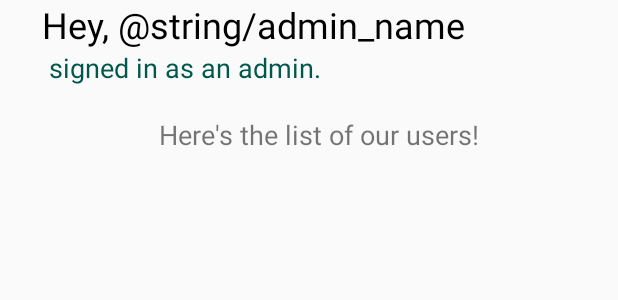
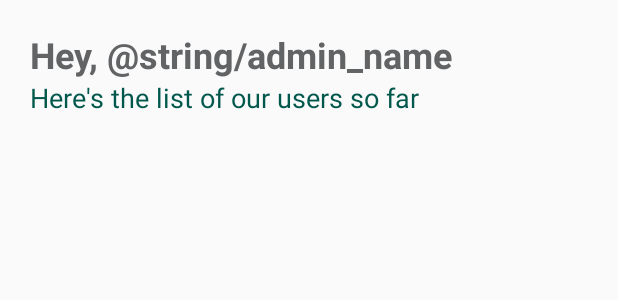
Before and after one commit to Aisha-K/android-school-project, an Android app: the layout fragment_user_tab.xml on its own in the app's theme, with its tools: preview values and no code run, on a phone screen of 412 x 824 dp. Shown: the top 300 px of the screen. Run offline under Robolectric (Android 15) with nearby library versions, the phone set to English and light mode, and no system bars.

Commit message:
improved user tab ui interface

```diff
--- a/HomeServices/app/src/main/java/com/example/angemichaella/homeservices/UserTab.java
+++ b/HomeServices/app/src/main/java/com/example/angemichaella/homeservices/UserTab.java
@@ -65,7 +65,7 @@ public class UserTab extends Fragment {
         username = getArguments().getString("username");
 
         TextView textViewWelcomeAdmin = (TextView)view.findViewById(R.id.textViewWelcomeAdmin);
-        textViewWelcomeAdmin.setText("Welcome, " + username);
+        textViewWelcomeAdmin.setText("Hey, " + username + "!");
 
         users_list = (ListView) view.findViewById(R.id.users_list);
 
--- a/HomeServices/app/src/main/res/layout/fragment_service_tab.xml
+++ b/HomeServices/app/src/main/res/layout/fragment_service_tab.xml
@@ -1,5 +1,6 @@
 <?xml version="1.0" encoding="utf-8"?>
 <FrameLayout xmlns:android="http://schemas.android.com/apk/res/android"
+    xmlns:app="http://schemas.android.com/apk/res-auto"
     xmlns:tools="http://schemas.android.com/tools"
     android:layout_width="match_parent"
     android:layout_height="match_parent"
--- a/HomeServices/app/src/main/res/layout/fragment_user_tab.xml
+++ b/HomeServices/app/src/main/res/layout/fragment_user_tab.xml
@@ -17,11 +17,13 @@
             android:id="@+id/textViewWelcomeAdmin"
             android:layout_width="356dp"
             android:layout_height="wrap_content"
-            android:layout_gravity="center_horizontal"
+            android:layout_marginLeft="20dp"
+            android:paddingTop="20dp"
             android:shadowColor="@color/colorPrimary"
             android:text="Hey, @string/admin_name"
-            android:textColor="@color/common_google_signin_btn_text_dark_focused"
+            android:textColor="@color/repair_background"
             android:textSize="24sp"
+            android:textStyle="bold"
             app:fontFamily="sans-serif"
             tools:layout_editor_absoluteX="5dp" />
 
@@ -29,8 +31,8 @@
             android:id="@+id/userDetailsTV3"
             android:layout_width="346dp"
             android:layout_height="wrap_content"
-            android:layout_gravity="center_horizontal"
-            android:text="signed in as an admin."
+            android:layout_marginLeft="20dp"
+            android:text="Here's the list of our users so far"
             android:textColor="@color/colorPrimaryDark"
             android:textSize="18sp"
             tools:layout_editor_absoluteX="5dp" />
@@ -42,24 +44,14 @@
         <LinearLayout
             android:id="@+id/users_list_section"
             android:layout_width="match_parent"
-            android:layout_height="wrap_content"
+            android:layout_height="445dp"
             android:orientation="vertical"
             tools:layout_editor_absoluteY="0dp">
-
-            <TextView
-                android:id="@+id/users_list_label"
-                android:layout_width="291dp"
-                android:layout_height="wrap_content"
-                android:layout_gravity="center_horizontal"
-                android:layout_marginLeft="10px"
-                android:gravity="center_horizontal"
-                android:text="Here's the list of our users!"
-                android:textSize="18sp" />
 
             <ListView
                 android:id="@+id/users_list"
                 android:layout_width="292dp"
-                android:layout_height="347dp"
+                android:layout_height="412dp"
                 android:layout_gravity="center_horizontal" />
         </LinearLayout>
     </LinearLayout>
--- a/HomeServices/app/src/main/res/values/repair_background.xml
+++ b/HomeServices/app/src/main/res/values/repair_background.xml
@@ -1,4 +1,4 @@
 <?xml version="1.0" encoding="utf-8"?>
 <resources>
-    <color name="repair_background">#FFFAFA</color>
+    <color name="repair_background">#616364</color>
 </resources>
```
Also changed, not shown: HomeServices/app/src/main/java/com/example/angemichaella/homeservices/UserList.java (+8 -1 lines), HomeServices/app/src/main/res/layout/activity_user_list_layout.xml (+10 -7 lines).
